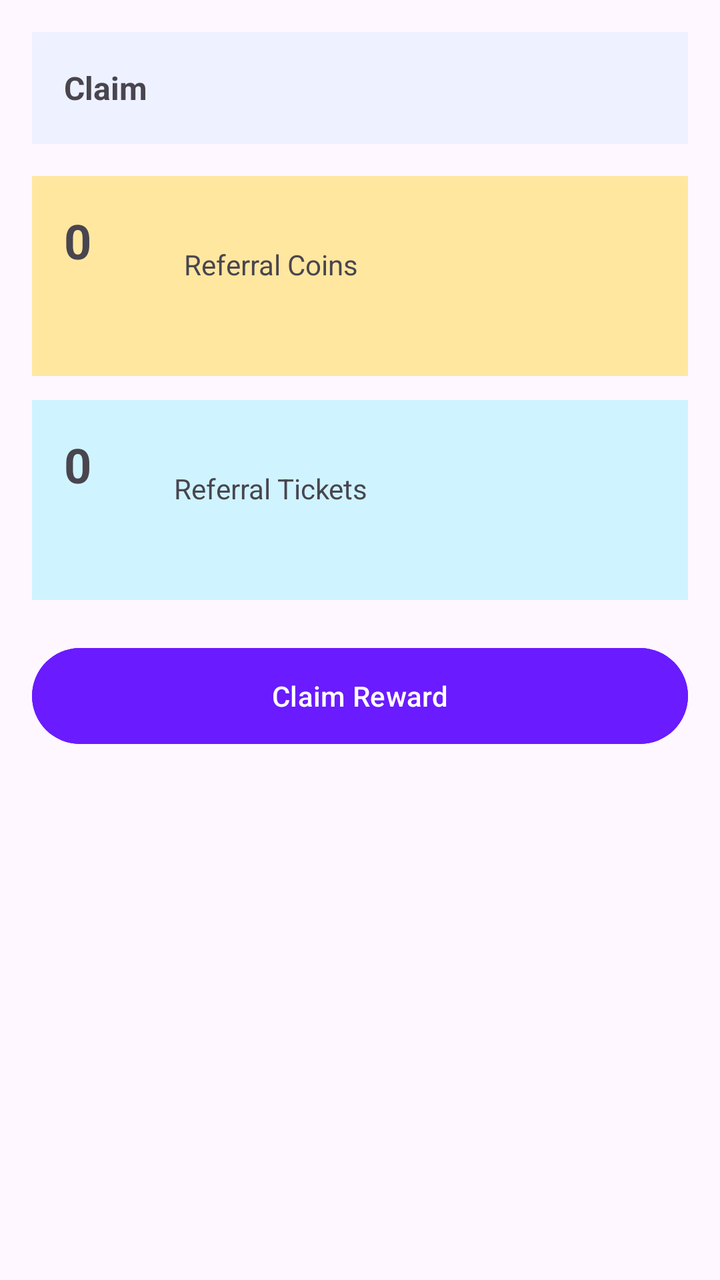
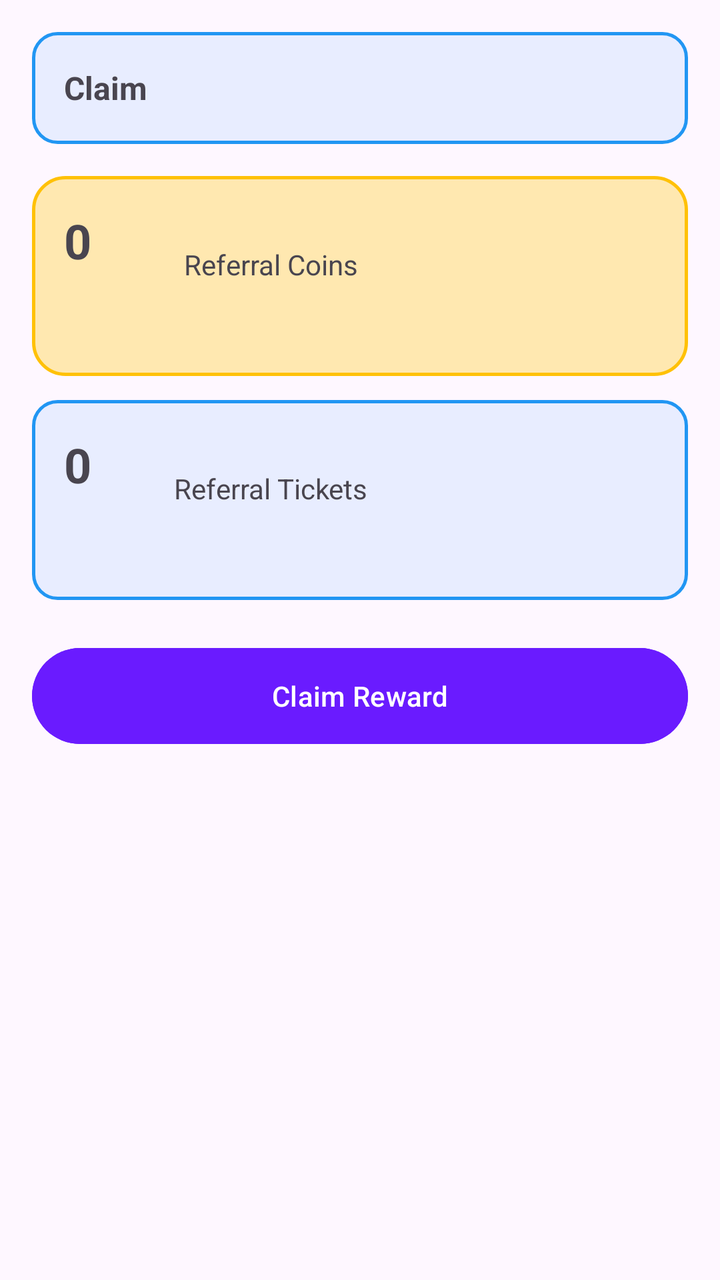

Before-and-after screenshots of an Android layout around one commit, followed by the original layout XML and the change that was made.
<!-- AndroidManifest.xml: application theme Theme.RGamer -->
<!-- res/layout/activity_layout_my_earnings.xml -->
<?xml version="1.0" encoding="utf-8"?>
<LinearLayout xmlns:android="http://schemas.android.com/apk/res/android"
    android:layout_width="match_parent"
    android:layout_height="match_parent"
    android:orientation="vertical"
    android:padding="16dp">

    <LinearLayout
        android:layout_width="match_parent"
        android:layout_height="56dp"
        android:background="#EEF1FF"
        android:gravity="center_vertical"
        android:padding="16dp">

        <TextView
            android:layout_width="71dp"
            android:layout_height="wrap_content"
            android:text="Claim"
            android:textSize="16sp"
            android:textStyle="bold" />
    </LinearLayout>

    
    <LinearLayout
        android:layout_width="match_parent"
        android:layout_height="100dp"
        android:layout_marginTop="16dp"
        android:background="#FFE7A0"
        android:padding="16dp">

        <TextView
            android:id="@+id/txtCoins"
            android:layout_width="60dp"
            android:layout_height="58dp"
            android:text="0"
            android:textSize="24sp"
            android:textStyle="bold" />

        <TextView
            android:layout_width="163dp"
            android:layout_height="35dp"
            android:layout_marginTop="8dp"
            android:text="Referral Coins" />
    </LinearLayout>

    
    <LinearLayout
        android:layout_width="match_parent"
        android:layout_height="100dp"
        android:layout_marginTop="12dp"
        android:background="#CFF4FF"
        android:padding="16dp">

        <TextView
            android:id="@+id/txtTickets"
            android:layout_width="55dp"
            android:layout_height="81dp"
            android:text="0"
            android:textSize="24sp"
            android:textStyle="bold" />

        <TextView
            android:layout_width="188dp"
            android:layout_height="57dp"
            android:layout_marginTop="8dp"
            android:text="Referral Tickets" />
    </LinearLayout>

    <Button
        android:id="@+id/btnClaim"
        android:layout_width="match_parent"
        android:layout_height="56dp"
        android:text="Claim Reward"
        android:textColor="#FFFFFF"
        android:backgroundTint="#6A1BFF"
        android:layout_marginTop="20dp" />

</LinearLayout>
<!-- resources referenced by this layout -->
<resources>
  <style name="Theme.RGamer" parent="Base.Theme.RGamer" />
  <style name="Base.Theme.RGamer" parent="Theme.Material3.DayNight.NoActionBar">
          
          
      </style>
</resources>

<!-- the commit's change to res/layout/activity_layout_my_earnings.xml (unified diff, before → after) -->
@@ -8,7 +8,7 @@
     <LinearLayout
         android:layout_width="match_parent"
         android:layout_height="56dp"
-        android:background="#EEF1FF"
+        android:background="@drawable/bg_history"
         android:gravity="center_vertical"
         android:padding="16dp">
 
@@ -25,7 +25,7 @@
         android:layout_width="match_parent"
         android:layout_height="100dp"
         android:layout_marginTop="16dp"
-        android:background="#FFE7A0"
+        android:background="@drawable/bg_reward_card"
         android:padding="16dp">
 
         <TextView
@@ -48,7 +48,7 @@
         android:layout_width="match_parent"
         android:layout_height="100dp"
         android:layout_marginTop="12dp"
-        android:background="#CFF4FF"
+        android:background="@drawable/bg_history"
         android:padding="16dp">
 
         <TextView
<!-- resource entries referenced after the edit -->
@@ -1,6 +1,23 @@
 <!-- resources referenced by this layout -->
 <resources>
+  <!-- drawable bg_history (drawable) -->
+  <shape xmlns:android="http://schemas.android.com/apk/res/android">
+      <solid android:color="#E8EDFF"/>
+      <corners android:radius="12dp"/>
+      <stroke
+          android:width="1.5dp"
+          android:color="@color/color_blue"/>
+  </shape>
+  <!-- drawable bg_reward_card (drawable) -->
+  <shape xmlns:android="http://schemas.android.com/apk/res/android">
+      <solid android:color="#FFE8B0"/>
+      <corners android:radius="16dp"/>
+      <stroke
+          android:width="1.5dp"
+          android:color="#FFC107"/>
+  </shape>
   <style name="Theme.RGamer" parent="Base.Theme.RGamer" />
+  <color name="color_blue">#2196F3</color>
   <style name="Base.Theme.RGamer" parent="Theme.Material3.DayNight.NoActionBar">
           
           
